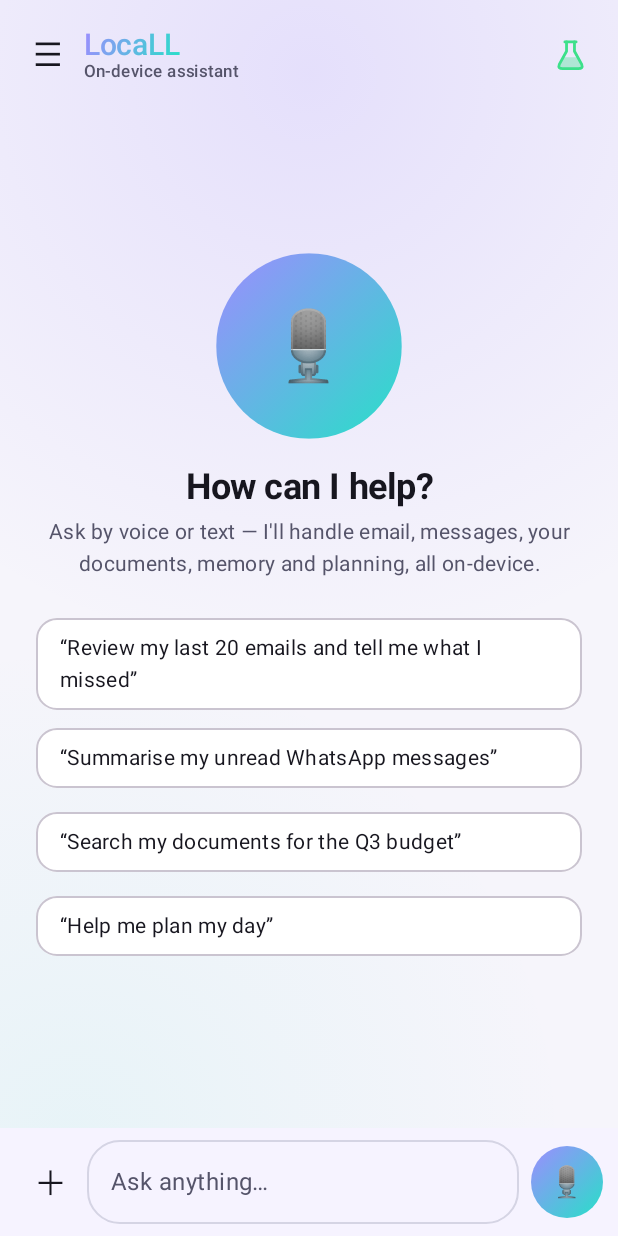
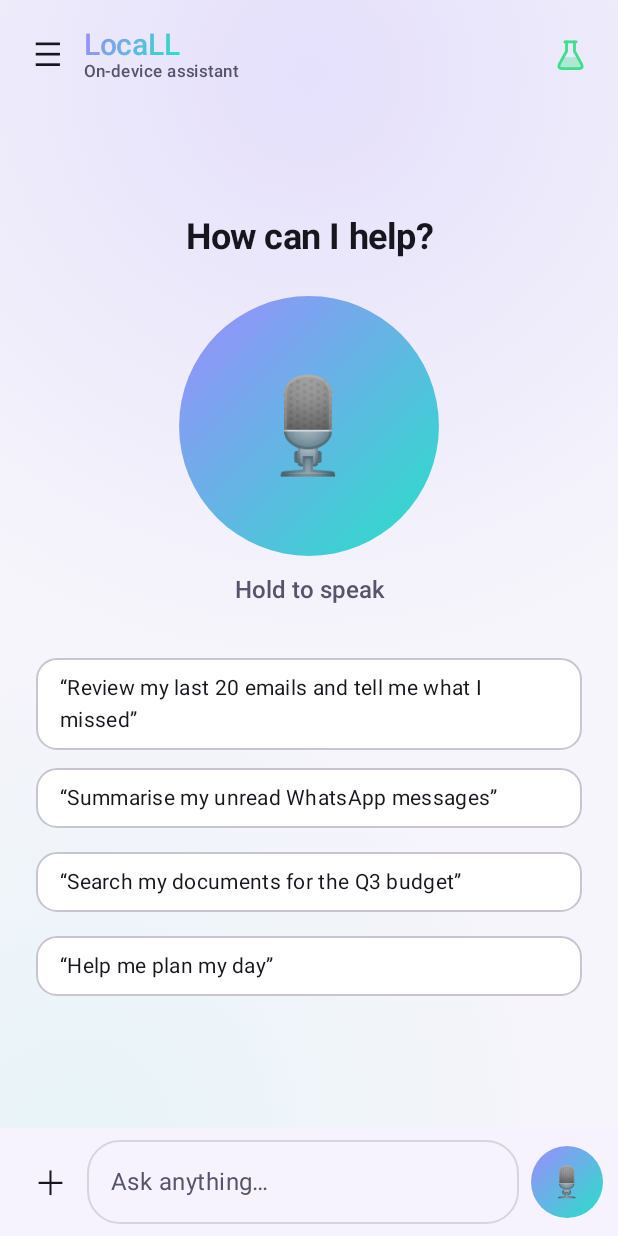
Before and after one commit to chesh-ire/Locall, an Android app built with Jetpack Compose: the screen it shows after launch (MainActivity), on a phone screen of 412 x 824 dp. Run offline under Robolectric (Android 15) with nearby library versions, the phone set to English and light mode, and no system bars; our stand-ins replace Room's generated code.

Commit message:
improve response gnerator flow

```diff
--- a/app/src/main/java/com/example/locall/ui/assistant/ConversationDrawer.kt
+++ b/app/src/main/java/com/example/locall/ui/assistant/ConversationDrawer.kt
@@ -27,7 +27,14 @@ fun ConversationDrawerContent(
 ) {
     val sessions by vm.sessions.collectAsState()
 
-    Column(Modifier.fillMaxSize().padding(top = 16.dp)) {
+    // The whole drawer is one continuous list — conversations, then the connections & permissions
+    // panel below them — so it scrolls as a single flat list rather than two competing scroll regions.
+    LazyColumn(
+        modifier = Modifier.fillMaxSize(),
+        contentPadding = PaddingValues(top = 16.dp, bottom = 24.dp),
+        verticalArrangement = Arrangement.spacedBy(4.dp),
+    ) {
+        item(key = "header") {
             Row(
                 Modifier.fillMaxWidth().padding(horizontal = 16.dp),
                 verticalAlignment = Alignment.CenterVertically,
@@ -37,39 +44,37 @@ fun ConversationDrawerContent(
                     Text("✎ New")
                 }
             }
-
-        Spacer(Modifier.height(8.dp))
+        }
 
         if (sessions.isEmpty()) {
+            item(key = "empty") {
                 Text(
                     "No saved conversations yet.",
                     style = MaterialTheme.typography.bodyMedium,
                     color = MaterialTheme.colorScheme.onSurfaceVariant,
                     modifier = Modifier.padding(horizontal = 16.dp, vertical = 8.dp),
                 )
+            }
         } else {
-            LazyColumn(
-                modifier = Modifier.weight(1f, fill = false).fillMaxWidth(),
-                contentPadding = PaddingValues(horizontal = 12.dp, vertical = 4.dp),
-                verticalArrangement = Arrangement.spacedBy(4.dp),
-            ) {
             items(sessions, key = { it.id }) { session ->
                 SessionRow(
                     session = session,
                     onOpen = { vm.openSession(session.id); onClose() },
                     onDelete = { vm.deleteSession(session.id) },
+                    modifier = Modifier.padding(horizontal = 12.dp),
                 )
             }
         }
-        }
 
+        item(key = "divider") {
             HorizontalDivider(
                 Modifier.padding(vertical = 12.dp),
                 color = MaterialTheme.colorScheme.outlineVariant,
             )
+        }
 
-        // Existing connections & permissions panel, scrolls independently within its own section.
-        Box(Modifier.weight(1f)) { SetupSheetContent() }
+        // Connections & permissions panel, rendered inline as part of the same list.
+        item(key = "setup") { SetupSheetContent() }
     }
 }
 
@@ -78,12 +83,13 @@ private fun SessionRow(
     session: ConversationSession,
     onOpen: () -> Unit,
     onDelete: () -> Unit,
+    modifier: Modifier = Modifier,
 ) {
     Surface(
         shape = RoundedCornerShape(12.dp),
         color = MaterialTheme.colorScheme.surface,
         onClick = onOpen,
-        modifier = Modifier.fillMaxWidth(),
+        modifier = modifier.fillMaxWidth(),
     ) {
         Row(
             Modifier.padding(start = 14.dp, end = 4.dp, top = 10.dp, bottom = 10.dp),
--- a/app/src/main/java/com/example/locall/ui/assistant/ConversationScreen.kt
+++ b/app/src/main/java/com/example/locall/ui/assistant/ConversationScreen.kt
@@ -81,6 +81,10 @@ fun ConversationScreen(
                 EmptyState(
                     modifier = Modifier.weight(1f),
                     onExample = { if (ui.inputEnabled) vm.submit(it) },
+                    recording = ui.recording,
+                    micEnabled = ui.micEnabled,
+                    onStartRecording = { vm.startRecording() },
+                    onStopRecording = { vm.stopRecording() },
                 )
             } else {
                 LazyColumn(
@@ -157,27 +161,39 @@ private fun TopBar(
 }
 
 @Composable
-private fun EmptyState(modifier: Modifier = Modifier, onExample: (String) -> Unit) {
+private fun EmptyState(
+    modifier: Modifier = Modifier,
+    onExample: (String) -> Unit,
+    recording: Boolean,
+    micEnabled: Boolean,
+    onStartRecording: () -> Unit,
+    onStopRecording: () -> Unit,
+) {
     Column(
-        modifier.fillMaxWidth().padding(horizontal = 24.dp),
+        modifier.fillMaxSize().padding(horizontal = 24.dp),
         horizontalAlignment = Alignment.CenterHorizontally,
         verticalArrangement = Arrangement.Center,
     ) {
-        HeroMic()
-        Spacer(Modifier.height(20.dp))
         Text(
             "How can I help?",
             style = MaterialTheme.typography.headlineSmall,
             textAlign = TextAlign.Center,
         )
-        Spacer(Modifier.height(8.dp))
+        Spacer(Modifier.height(28.dp))
+        HeroMic(
+            recording = recording,
+            enabled = micEnabled,
+            onStart = onStartRecording,
+            onStop = onStopRecording,
+        )
+        Spacer(Modifier.height(16.dp))
         Text(
-            "Ask by voice or text — I'll handle email, messages, your documents, memory and planning, all on-device.",
-            style = MaterialTheme.typography.bodyMedium,
-            color = MaterialTheme.colorScheme.onSurfaceVariant,
+            if (recording) "Listening…" else "Hold to speak",
+            style = MaterialTheme.typography.titleMedium,
+            color = if (recording) Magenta else MaterialTheme.colorScheme.onSurfaceVariant,
             textAlign = TextAlign.Center,
         )
-        Spacer(Modifier.height(24.dp))
+        Spacer(Modifier.height(32.dp))
         EXAMPLES.forEach { ex ->
             Surface(
                 shape = RoundedCornerShape(14.dp),
@@ -197,17 +213,39 @@ private fun EmptyState(modifier: Modifier = Modifier, onExample: (String) -> Uni
 }
 
 @Composable
-private fun HeroMic() {
+private fun HeroMic(
+    recording: Boolean,
+    enabled: Boolean,
+    onStart: () -> Unit,
+    onStop: () -> Unit,
+) {
     val transition = rememberInfiniteTransition(label = "hero")
     val breathe by transition.animateFloat(
-        initialValue = 1f, targetValue = 1.05f,
-        animationSpec = infiniteRepeatable(tween(2200, easing = FastOutSlowInEasing), RepeatMode.Reverse),
+        initialValue = 1f,
+        targetValue = if (recording) 1.12f else 1.05f,
+        animationSpec = infiniteRepeatable(
+            tween(if (recording) 700 else 2200, easing = FastOutSlowInEasing),
+            RepeatMode.Reverse,
+        ),
         label = "breathe",
     )
+    val fill: Brush = if (recording) Brush.linearGradient(listOf(SignalRed, Magenta)) else brandBrush()
     Box(
         contentAlignment = Alignment.Center,
-        modifier = Modifier.size(120.dp).scale(breathe).clip(CircleShape).background(brandBrush()),
-    ) { Text("🎙️", fontSize = 44.sp) }
+        modifier = Modifier
+            .size(168.dp)
+            .scale(breathe)
+            .clip(CircleShape)
+            .background(if (enabled || recording) fill else Brush.linearGradient(listOf(Color.Gray, Color.Gray)))
+            .pointerInput(enabled) {
+                if (!enabled) return@pointerInput
+                detectTapGestures(onPress = {
+                    onStart()
+                    tryAwaitRelease()
+                    onStop()
+                })
+            },
+    ) { Text(if (recording) "●" else "🎙️", color = Color.White, fontSize = if (recording) 52.sp else 60.sp) }
 }
 
 @Composable
--- a/app/src/main/java/com/example/locall/ui/assistant/SetupSheet.kt
+++ b/app/src/main/java/com/example/locall/ui/assistant/SetupSheet.kt
@@ -9,8 +9,6 @@ import androidx.activity.compose.rememberLauncherForActivityResult
 import androidx.activity.result.IntentSenderRequest
 import androidx.activity.result.contract.ActivityResultContracts
 import androidx.compose.foundation.layout.*
-import androidx.compose.foundation.rememberScrollState
-import androidx.compose.foundation.verticalScroll
 import androidx.compose.material3.*
 import androidx.compose.runtime.*
 import androidx.compose.ui.Alignment
@@ -31,7 +29,7 @@ import kotlinx.coroutines.launch
  * owns its permission / Gmail-consent launchers. Everything stays on-device except Gmail OAuth.
  */
 @Composable
-fun SetupSheetContent() {
+fun SetupSheetContent(modifier: Modifier = Modifier) {
     val context = LocalContext.current
     val scope = rememberCoroutineScope()
 
@@ -61,11 +59,10 @@ fun SetupSheetContent() {
     val notifAccess = NotificationManagerCompat.getEnabledListenerPackages(context).contains(context.packageName)
 
     Column(
-        Modifier
+        modifier
             .fillMaxWidth()
-            .verticalScroll(rememberScrollState())
             .padding(horizontal = 16.dp)
-            .padding(top = 16.dp, bottom = 24.dp),
+            .padding(bottom = 24.dp),
         verticalArrangement = Arrangement.spacedBy(14.dp),
     ) {
         Text("Connections & permissions", style = MaterialTheme.typography.titleLarge)
```
Also changed, not shown: app/src/main/java/com/example/locall/voice/email/EmailCommandHandler.kt (+79 -16 lines), app/src/main/java/com/example/locall/voice/email/EmailComposeWriter.kt (added, +89 -0 lines), app/src/main/java/com/example/locall/voice/email/EmailIntent.kt (+6 -1 lines), app/src/main/java/com/example/locall/voice/email/EmailIntentParser.kt (+19 -16 lines), app/src/main/java/com/example/locall/voice/email/EmailIntents.kt (+3 -4 lines). Lines whose indentation alone changed are shown as unchanged.
